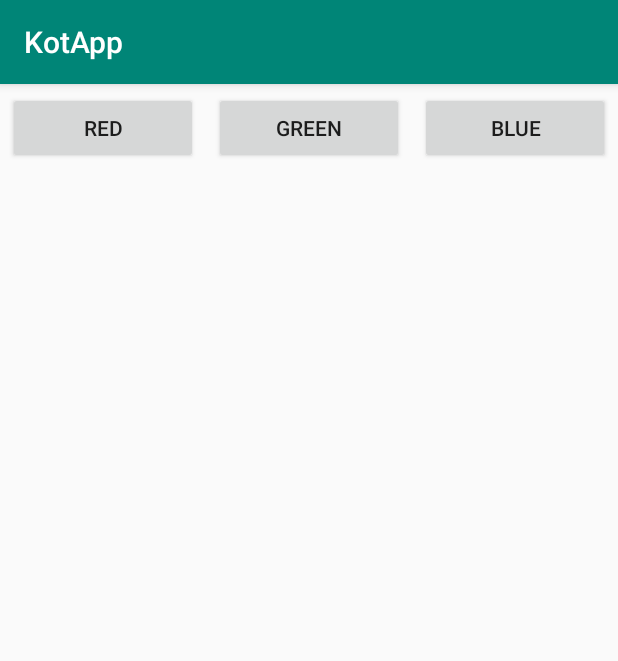
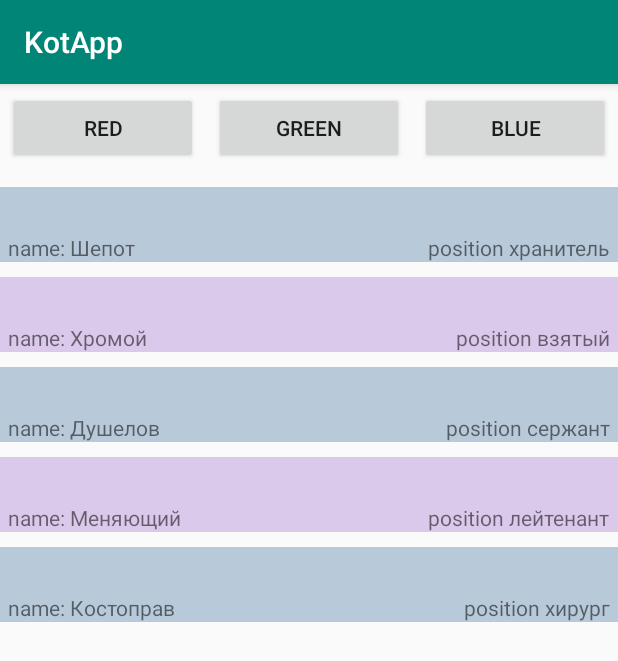
Before and after one commit to frantic-git/KotApp, an Android app: the screen it shows after launch (SecondActivity), after a tap on "COLOR", on a phone screen of 412 x 824 dp. Shown: the top 661 px of the screen. Run offline under Robolectric (Android 15) with nearby library versions, the phone set to English and light mode, and no system bars.

Commit message:
работа с ListView

```diff
--- a/app/src/main/AndroidManifest.xml
+++ b/app/src/main/AndroidManifest.xml
@@ -13,9 +13,9 @@
             android:theme="@style/AppTheme">
         <activity android:label="KotBrowser" android:name=".BrowserActivity">
             <intent-filter tools:ignore="AppLinkUrlError">
-                <action android:name="android.intent.action.VIEW"></action>
-                <category android:name="android.intent.category.DEFAULT"></category>
-                <data android:scheme="http"></data>
+                <action android:name="android.intent.action.VIEW"/>
+                <category android:name="android.intent.category.DEFAULT"/>
+                <data android:scheme="http"/>
             </intent-filter>
         </activity>
         <activity android:name=".ThirdActivity">
--- /dev/null
+++ b/app/src/main/java/ru/frantic/kotapp/DBHelper.kt
@@ -0,0 +1,78 @@
+package ru.frantic.kotapp
+
+import android.content.ContentValues
+import android.content.Context
+import android.database.sqlite.SQLiteDatabase
+import android.database.sqlite.SQLiteOpenHelper
+import android.util.Log
+
+class DBHelper private constructor(context: Context, DB_VERSION: Int): SQLiteOpenHelper(context, "KotDB", null, DB_VERSION) {
+
+    private val tag:String = "frantic_log"
+
+    companion object {
+        private var instance : DBHelper? = null
+
+        fun  getInstance(context: Context, DB_VERSION: Int): DBHelper {
+            if (instance == null)  // NOT thread safe!
+                instance = DBHelper(context, DB_VERSION)
+
+            return instance!!
+        }
+    }
+
+    override fun onCreate(db: SQLiteDatabase?) {
+        Log.d(tag,"--------------- CREATE DATABASE -------------")
+
+        db?.beginTransaction()
+
+        db?.execSQL("create table emailList ("
+                + "id integer primary key autoincrement,"
+                + "name text,"
+                + "email text" + ");")
+
+        val personName = arrayOf("Шепот", "Хромой", "Душелов", "Меняющий", "Костоправ")
+        val personPositions = arrayOf("хранитель","взятый", "сержант", "лейтенант", "хирург")
+
+        val cv = ContentValues()
+
+        // создаем таблицу людей
+        db?.execSQL("create table person ("
+                + "id integer primary key autoincrement,"
+                + "name text, position text);")
+
+        for( i in personName.indices) {
+            cv.clear()
+            cv.put("name", personName[i])
+            cv.put("position", personPositions[i])
+            db?.insert("person",null,cv)
+        }
+
+        db?.setTransactionSuccessful()
+        db?.endTransaction()
+    }
+
+    override fun onUpgrade(db: SQLiteDatabase?, oldVersion: Int, newVersion: Int) {
+        Log.d(tag, " --- onUpgrade database from " + oldVersion
+                + " to " + newVersion + " version --- ");
+
+        if (oldVersion == 1 && newVersion == 2) {
+            val personName = arrayOf("Шепот", "Хромой", "Душелов", "Меняющий", "Костоправ")
+            val personPositions = arrayOf("хранитель","взятый", "сержант", "лейтенант", "хирург")
+
+            val cv = ContentValues()
+
+            // создаем таблицу людей
+            db?.execSQL("create table person ("
+                    + "id integer primary key autoincrement,"
+                    + "name text, position text);")
+
+            for( i in personName.indices) {
+                cv.clear()
+                cv.put("name", personName[i])
+                cv.put("position", personPositions[i])
+                db?.insert("person",null,cv)
+            }
+        }
+    }
+}
--- a/app/src/main/java/ru/frantic/kotapp/MainActivity.kt
+++ b/app/src/main/java/ru/frantic/kotapp/MainActivity.kt
@@ -14,12 +14,12 @@ import android.support.v7.app.AppCompatActivity
 import android.os.Bundle
 import android.util.Log
 import android.view.Gravity
+import android.view.LayoutInflater
 import android.view.View
-import android.widget.Button
-import android.widget.EditText
-import android.widget.Toast
+import android.widget.*
 import kotlinx.android.synthetic.main.activity_main.*
 import kotlin.concurrent.thread
+
 
 class MainActivity : AppCompatActivity(),View.OnClickListener {
 
@@ -80,7 +80,19 @@ class MainActivity : AppCompatActivity(),View.OnClickListener {
         btnUpdate.setOnClickListener(this)
         btnDelete.setOnClickListener(this)
 
-        dbHelper = DBHelper(this)
+        val ltInflater = layoutInflater
+        val view = ltInflater.inflate(R.layout.text,null, false)
+        val lp = view.layoutParams
+
+        Log.d(tag, "Class of view: " + view.javaClass.toString())
+        Log.d(tag, "LayoutParams of view is null: " + (lp == null))
+        Log.d(tag, "Text of view: " + (view as TextView).text)
+
+        val linLayout:LinearLayout = findViewById(R.id.linLayout)
+        linLayout.addView(view)
+        Log.d(tag, "Class of view: " + view.javaClass.toString());
+
+        dbHelper = DBHelper.getInstance(this, DB_VERSION)
         val db = dbHelper.writableDatabase
 
         Log.d(tag, " --- Staff db v." + db.version + " --- ");
@@ -115,11 +127,13 @@ class MainActivity : AppCompatActivity(),View.OnClickListener {
             R.id.btnColor -> {
                 Log.d(tag, "push Color")
                 val intent = Intent(this, SecondActivity::class.java)
+                intent.putExtra("DB_VERSION", DB_VERSION)
                 startActivityForResult(intent, 1)
             }
             R.id.btnAlign -> {
                 Log.d(tag, "push Align")
                 val intent = Intent(this, ThirdActivity::class.java)
+                intent.putExtra("DB_VERSION", DB_VERSION)
                 startActivityForResult(intent, 2);
             }
             R.id.btnWeb ->{
@@ -297,6 +311,7 @@ class MainActivity : AppCompatActivity(),View.OnClickListener {
         super.onDestroy()
     }
 
+    /* //Реализация внутреннего класса
     inner class DBHelper(context: Context) : SQLiteOpenHelper(context, "KotDB", null, DB_VERSION) {
 
         override fun onCreate(db: SQLiteDatabase?) {
@@ -354,5 +369,6 @@ class MainActivity : AppCompatActivity(),View.OnClickListener {
             }
         }
     }
+    */
 
 }
--- a/app/src/main/java/ru/frantic/kotapp/SecondActivity.kt
+++ b/app/src/main/java/ru/frantic/kotapp/SecondActivity.kt
@@ -1,21 +1,30 @@
 package ru.frantic.kotapp
 
+import android.app.ActionBar
 import android.app.Activity
 import android.content.Intent
 import android.graphics.Color
 import android.support.v7.app.AppCompatActivity
 import android.os.Bundle
 import android.util.Log
+import android.view.LayoutInflater
 import android.view.View
+import android.view.ViewGroup
 import android.widget.Button
+import android.widget.LinearLayout
+import android.widget.TextView
+import kotlin.concurrent.thread
 
 class SecondActivity : AppCompatActivity(),View.OnClickListener {
 
     lateinit var btnRed : Button
     lateinit var btnBlue : Button
     lateinit var btnGreen : Button
+    lateinit var ltInflater: LayoutInflater
 
-    val tag:String = "frantic_log"
+    private val tag:String = "frantic_log"
+    lateinit var dbHelper:DBHelper
+    lateinit var linPersonList:LinearLayout
 
     override fun onCreate(savedInstanceState: Bundle?) {
         super.onCreate(savedInstanceState)
@@ -28,6 +37,55 @@ class SecondActivity : AppCompatActivity(),View.OnClickListener {
         btnRed.setOnClickListener(this)
         btnBlue.setOnClickListener(this)
         btnGreen.setOnClickListener(this)
+
+        val DB_VERSION:Int = intent.extras.getInt("DB_VERSION")
+
+        ltInflater = layoutInflater
+        linPersonList = findViewById(R.id.linPersonList)
+
+        dbHelper = DBHelper.getInstance(this, DB_VERSION)
+        readPerson()
+    }
+
+    private fun readPerson(){
+        thread(start = true){
+            val db = dbHelper.readableDatabase
+
+            val colors = arrayOf(Color.parseColor("#559966CC"), Color.parseColor("#55336699"))
+
+            Log.d(tag, "Table person")
+            val cur = db.query("person", null, null, null, null, null, null)
+            val colId = cur.getColumnIndex("id")
+            val nameColId = cur.getColumnIndex("name")
+            val positionColId = cur.getColumnIndex("position")
+
+            if(cur.count == 0)Log.d(tag, "person table is empty")
+            while(cur.moveToNext()){
+                Log.d(tag, "row id ${cur.getInt(colId)}" +
+                        "  name: ${cur.getString(nameColId)}" +
+                        " position: ${cur.getString(positionColId)} ")
+
+                //----------------
+                val item:View = ltInflater.inflate(R.layout.person_item, linPersonList, false)
+
+                val tvName:TextView = item.findViewById(R.id.tvName)
+                tvName.text = "name: ${cur.getString(nameColId)}"
+
+                val tvPosition:TextView = item.findViewById(R.id.tvPosition)
+                tvPosition.text = "position ${cur.getString(positionColId)}"
+
+                item.layoutParams.width = ViewGroup.LayoutParams.MATCH_PARENT
+                item.setBackgroundColor(colors[cur.getInt(colId) % 2])
+
+                /*if (item.getParent() != null) {
+                    (item.getParent() as ViewGroup).removeView(item)
+                }*/
+
+                linPersonList.addView(item)
+                //----------------
+            }
+            cur.close()
+        }
     }
 
     override fun onClick(v: View?) {
--- a/app/src/main/res/layout/activity_main.xml
+++ b/app/src/main/res/layout/activity_main.xml
@@ -3,7 +3,8 @@
         xmlns:android="http://schemas.android.com/apk/res/android"
         android:layout_width="fill_parent"
         android:layout_height="fill_parent"
-        android:orientation="vertical">
+        android:orientation="vertical"
+        android:id="@+id/linLayout">
     <TextView
             android:id="@+id/tvText"
             android:layout_width="fill_parent"
--- a/app/src/main/res/layout/activity_second.xml
+++ b/app/src/main/res/layout/activity_second.xml
@@ -1,8 +1,12 @@
 <?xml version="1.0" encoding="utf-8"?>
 <LinearLayout
         xmlns:android="http://schemas.android.com/apk/res/android"
+        android:layout_width="fill_parent"
+        android:layout_height="fill_parent"
+        android:orientation="vertical">
+    <LinearLayout
             android:layout_width="match_parent"
-        android:layout_height="match_parent"
+            android:layout_height="wrap_content"
             android:orientation="horizontal">
         <Button
                 android:id="@+id/btnRed"
@@ -29,3 +33,16 @@
                 android:text="Blue">
         </Button>
     </LinearLayout>
+
+    <ScrollView android:layout_width="match_parent"
+        android:layout_height="match_parent"
+        android:id="@+id/scroll">
+    <LinearLayout
+            android:id="@+id/linPersonList"
+            android:layout_width="match_parent"
+            android:layout_height="match_parent"
+            android:orientation="vertical">
+    </LinearLayout>
+    </ScrollView>
+
+</LinearLayout>
--- /dev/null
+++ b/app/src/main/res/layout/person_item.xml
@@ -0,0 +1,23 @@
+<?xml version="1.0" encoding="utf-8"?>
+<FrameLayout
+        xmlns:android="http://schemas.android.com/apk/res/android"
+        android:layout_width="match_parent"
+        android:layout_height="50dp"
+        android:layout_marginTop="10dp">
+    <TextView
+            android:id="@+id/tvName"
+            android:layout_width="wrap_content"
+            android:layout_height="wrap_content"
+            android:text="TextView"
+            android:layout_gravity="bottom|left"
+            android:layout_marginLeft="5dp">
+    </TextView>
+    <TextView
+            android:id="@+id/tvPosition"
+            android:layout_width="wrap_content"
+            android:layout_height="wrap_content"
+            android:text="TextView"
+            android:layout_gravity="bottom|right"
+            android:layout_marginRight="5dp">
+    </TextView>
+</FrameLayout>
```
Also changed, not shown: app/src/main/java/ru/frantic/kotapp/ThirdActivity.kt (+44 -6 lines), app/src/main/res/layout/activity_third.xml (+19 -0 lines), app/src/main/res/layout/text.xml (added, +8 -0 lines). Lines whose indentation alone changed are shown as unchanged.
